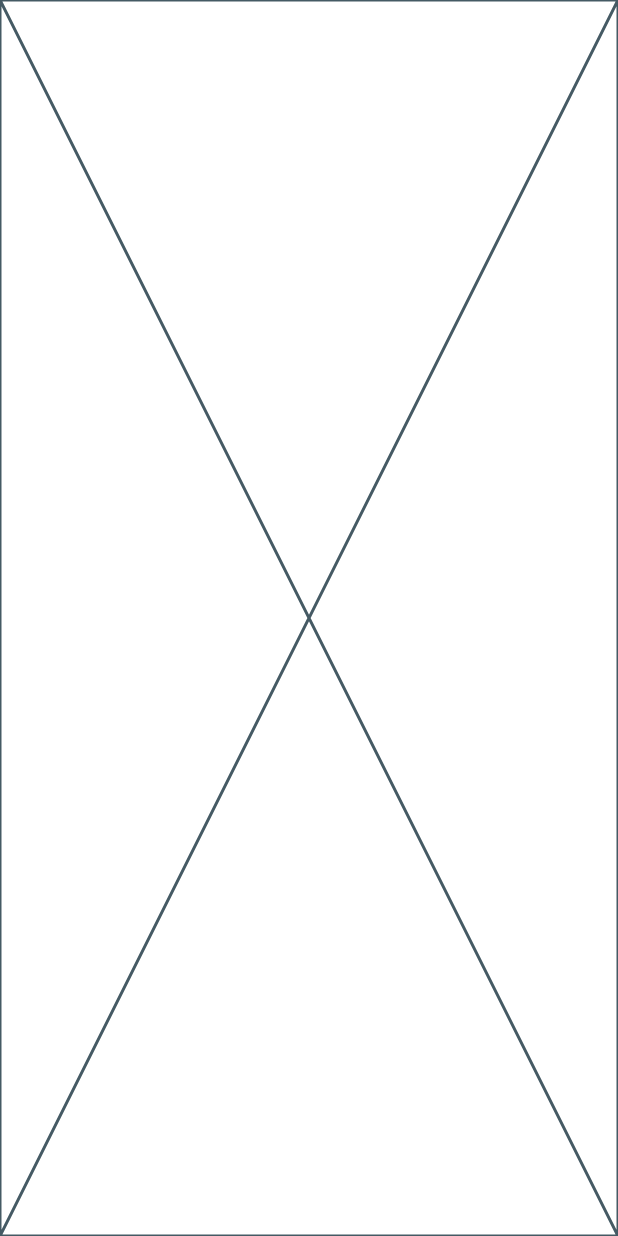
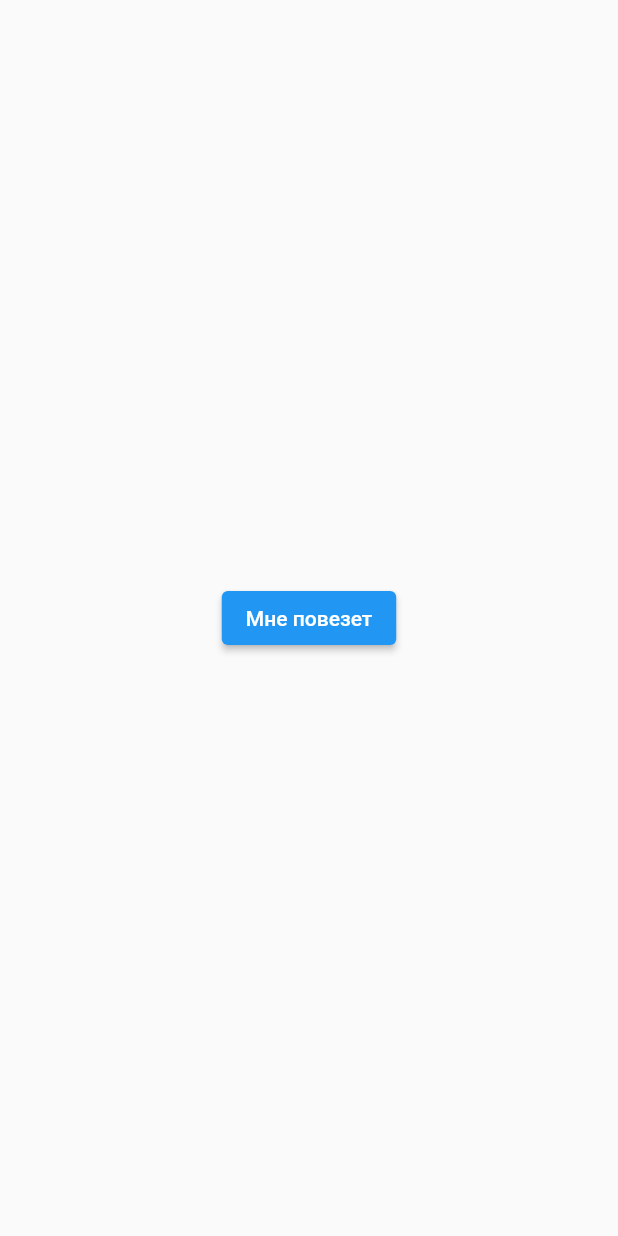
Before and after one commit to itgirlschool/mobile8_project3, a Flutter app: the screen it shows after launch, on a phone screen of 412 x 824 dp. Run offline on Flutter 3.47's test engine with Material 2 defaults, Android fonts, the phone set to English and light mode, and no system bars.

Commit message:
Button is added

```diff
--- a/lib/main.dart
+++ b/lib/main.dart
@@ -19,6 +19,13 @@ class RandomScreen extends StatelessWidget {
 
   @override
   Widget build(BuildContext context) {
-    return const Placeholder();
+    return Scaffold(
+      body: Center(
+        child: ElevatedButton(
+          child: Text('Мне повезет'),
+          onPressed: () {}
+          ),
+      ),
+    );
   }
 }
```
